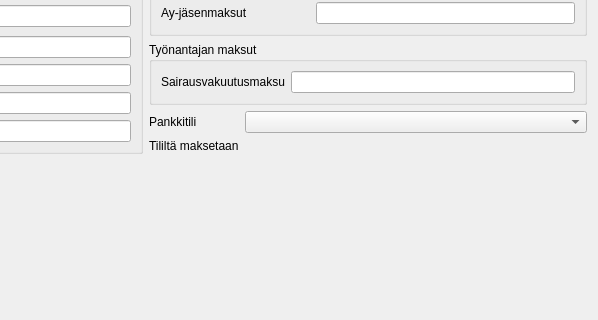
artoh/kitupiikki, file kitsas/apuri/palkkaapuri.ui: the form before one commit; both pictures show x 306 to 904 and y 122 to 442 of the 904 by 591 pixel window.
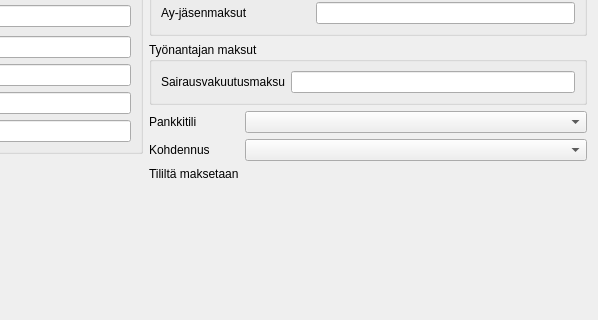
The form after the commit. Custom widgets are drawn as their Qt base class.

```diff
--- a/kitsas/apuri/palkkaapuri.ui
+++ b/kitsas/apuri/palkkaapuri.ui
@@ -255,14 +255,14 @@
          </property>
         </widget>
        </item>
-       <item row="1" column="0">
+       <item row="2" column="0">
         <widget class="QLabel" name="label_16">
          <property name="text">
           <string>Tililtä maksetaan</string>
          </property>
         </widget>
        </item>
-       <item row="1" column="1">
+       <item row="2" column="1">
         <widget class="QLabel" name="nettoLabel">
          <property name="text">
           <string/>
@@ -282,6 +282,16 @@
          </property>
         </widget>
        </item>
+       <item row="1" column="0">
+        <widget class="QLabel" name="kohdennusLabel">
+         <property name="text">
+          <string>Kohdennus</string>
+         </property>
+        </widget>
+       </item>
+       <item row="1" column="1">
+        <widget class="KohdennusCombo" name="kohdennusCombo"/>
+       </item>
       </layout>
      </item>
      <item>
@@ -302,6 +312,11 @@
   </layout>
  </widget>
  <customwidgets>
+  <customwidget>
+   <class>KohdennusCombo</class>
+   <extends>QComboBox</extends>
+   <header location="global">tools/kohdennuscombo.h</header>
+  </customwidget>
   <customwidget>
    <class>KpEuroEdit</class>
    <extends>QLineEdit</extends>
```
